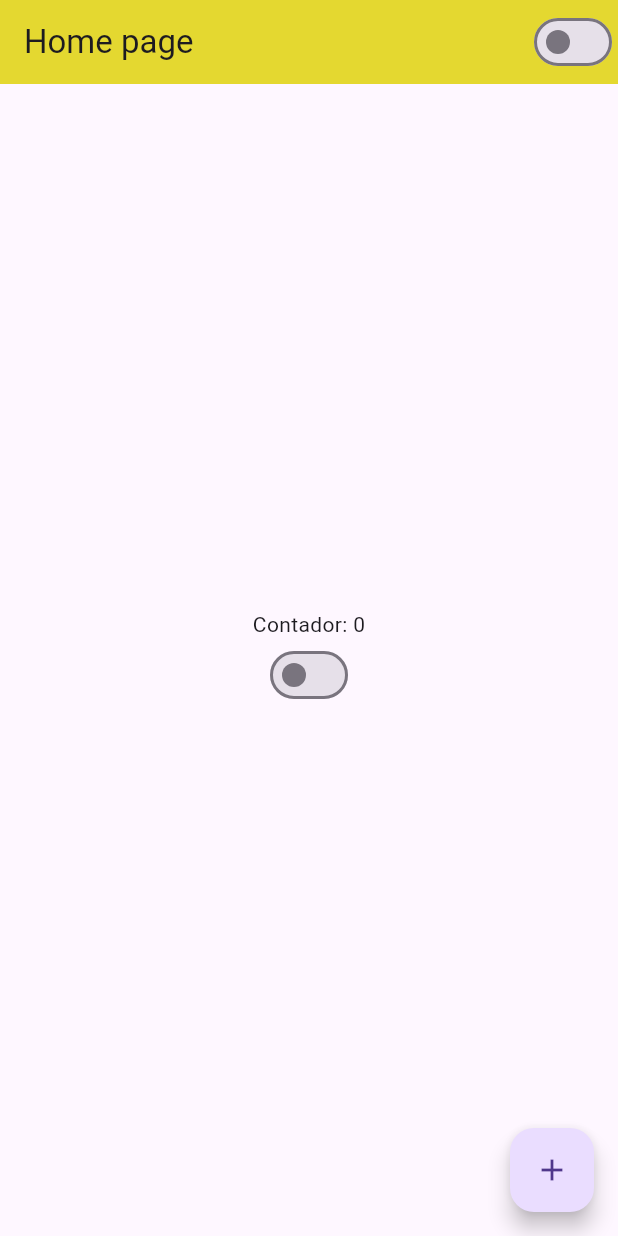
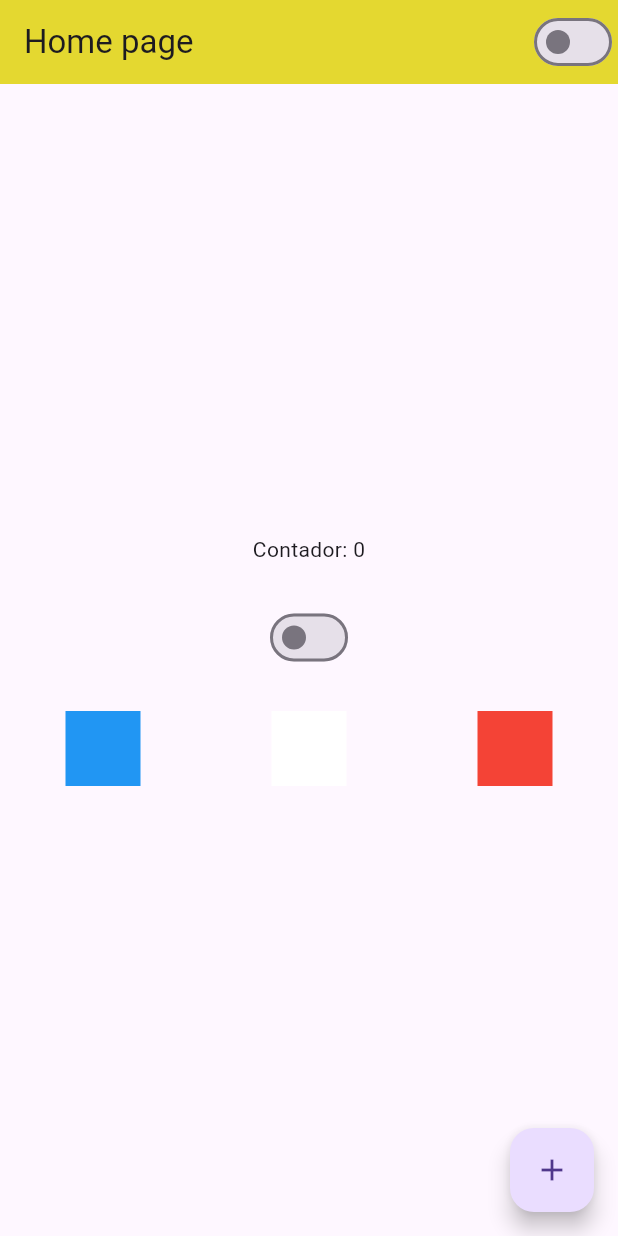
Before and after one commit to LFernandoMB/Flutter-learning, a Flutter app: the screen it shows after launch, on a phone screen of 412 x 824 dp. Run offline on Flutter 3.47's test engine with Material 3 defaults, Android fonts, the phone set to English and light mode, and no system bars.

Commit message:
Row and Spaces

```diff
--- a/ola_mundo/lib/home_page.dart
+++ b/ola_mundo/lib/home_page.dart
@@ -30,7 +30,32 @@ class HomePageState extends State<HomePage> {
           // crossAxisAlignment: CrossAxisAlignment.start,
           children: [
             Text('Contador: $counter'),
+            Container(height: 25),
             CustomSwitch(),
+            Container(height: 25),
+            Row(
+              mainAxisAlignment: MainAxisAlignment.spaceAround, // Espaçamento entre os componentes equivalente
+              // mainAxisAlignment: MainAxisAlignment.spaceBetween, // Espaçamento entre os componentes começando pelas bordas
+              // mainAxisAlignment: MainAxisAlignment.spaceEvenly, // Espaçamento maior entre os componentes
+              crossAxisAlignment: CrossAxisAlignment.center,
+              children: [
+                Container(
+                  width: 50,
+                  height: 50,
+                  color: Colors.blue,
+                ),
+                Container(
+                  width: 50,
+                  height: 50,
+                  color: Colors.white,
+                ),
+                Container(
+                  width: 50,
+                  height: 50,
+                  color: Colors.red,
+                ),
+              ],
+            )
           ],
         ),
       ),
```
